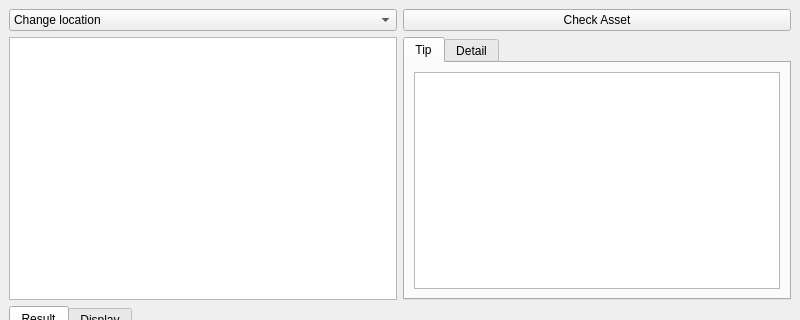
This is maya_script/CheckTool/Qt/UI/GUIforArtist/MainWindowForArtist.ui in FengYusheng/MyUtils as Qt 5 draws it before an edit; both pictures show x 0 to 800 and y 0 to 320 of the 800 by 600 pixel window. The edited form follows.
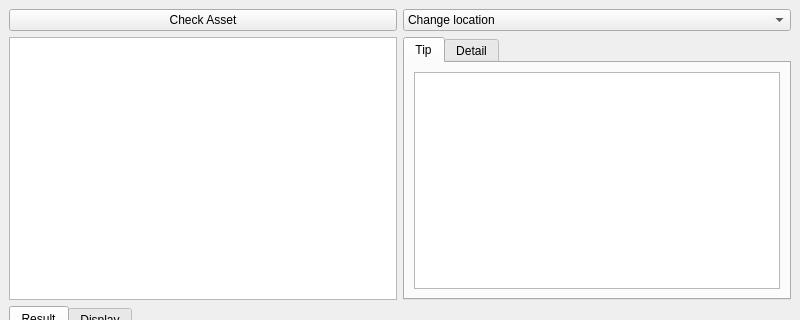
This is the edited form.

```diff
--- a/maya_script/CheckTool/Qt/UI/GUIforArtist/MainWindowForArtist.ui
+++ b/maya_script/CheckTool/Qt/UI/GUIforArtist/MainWindowForArtist.ui
@@ -17,6 +17,13 @@
    <layout class="QVBoxLayout" name="verticalLayout">
     <item>
      <layout class="QHBoxLayout" name="horizontalLayout_2">
+      <item>
+       <widget class="QPushButton" name="checkButton">
+        <property name="text">
+         <string>Check Asset</string>
+        </property>
+       </widget>
+      </item>
       <item>
        <widget class="QComboBox" name="projectComboBox">
         <item>
@@ -26,13 +33,6 @@
         </item>
        </widget>
       </item>
-      <item>
-       <widget class="QPushButton" name="checkButton">
-        <property name="text">
-         <string>Check Asset</string>
-        </property>
-       </widget>
-      </item>
      </layout>
     </item>
     <item>
```
